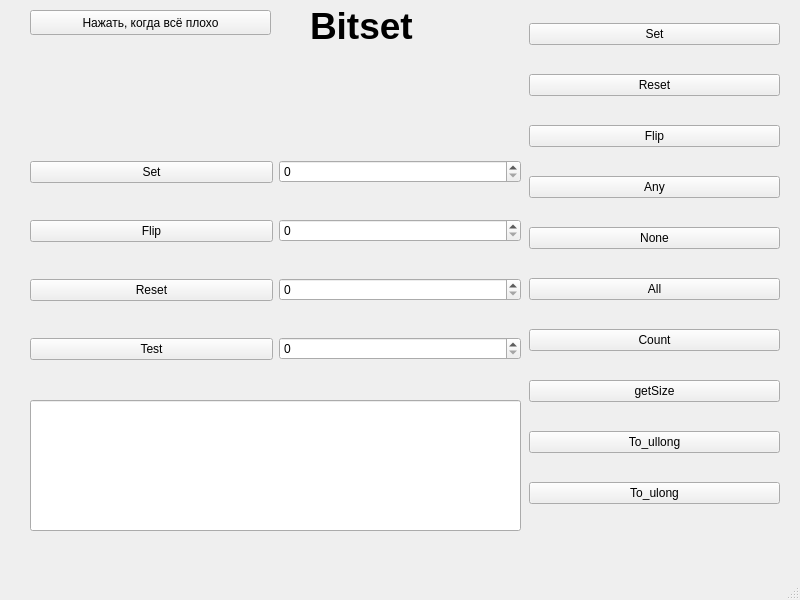
Old version of the form 353504/Сильченко А. А./LabWork_5/Task_3/mainwindow.ui in the repository voovoopeep/Fundamentals-of-algorithmization-and-programming.
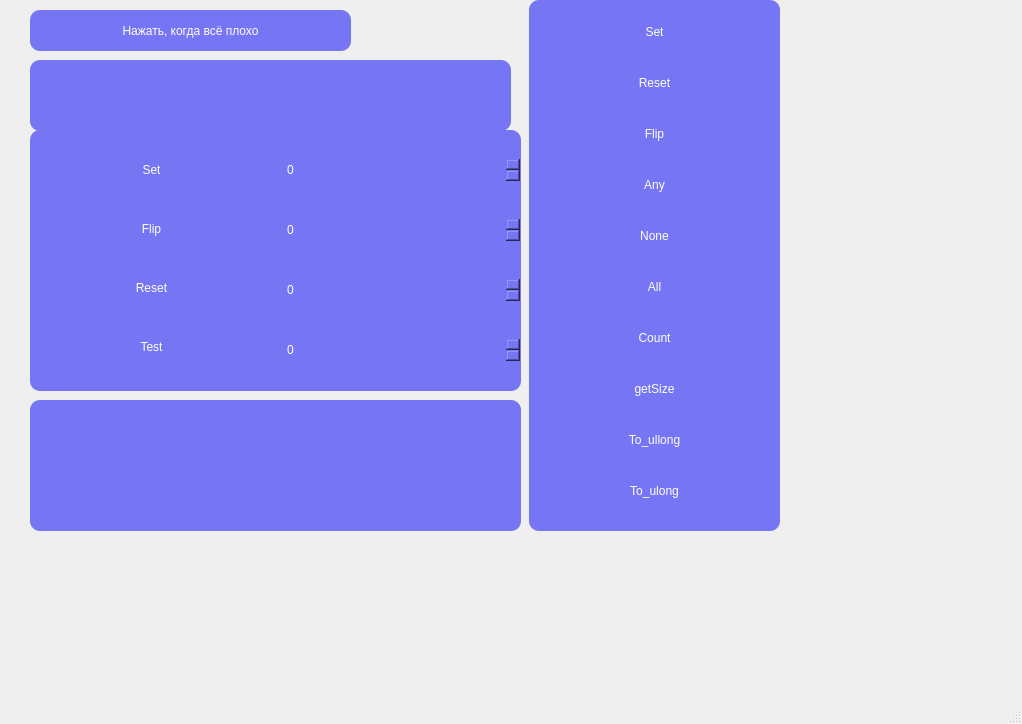
New version of the form.

Patch:
```diff
--- a/353504/Сильченко А. А./LabWork_5/Task_3/mainwindow.ui
+++ b/353504/Сильченко А. А./LabWork_5/Task_3/mainwindow.ui
@@ -6,8 +6,8 @@
    <rect>
     <x>0</x>
     <y>0</y>
-    <width>800</width>
-    <height>600</height>
+    <width>1022</width>
+    <height>724</height>
    </rect>
   </property>
   <property name="windowTitle">
@@ -28,41 +28,39 @@
     </property>
     <property name="font">
      <font>
+      <family>Futura</family>
       <pointsize>16</pointsize>
+      <italic>false</italic>
+      <fontweight>Medium</fontweight>
      </font>
     </property>
+    <property name="styleSheet">
+     <string>background-color: rgb(118, 118, 245);
+color: rgb(255, 255, 255);
+font: 500 16pt &quot;Futura&quot;;
+border-radius: 10px;
+padding: 6px;</string>
+    </property>
     <property name="readOnly">
      <bool>true</bool>
     </property>
    </widget>
-   <widget class="QLabel" name="label">
-    <property name="geometry">
-     <rect>
-      <x>310</x>
-      <y>0</y>
-      <width>121</width>
-      <height>51</height>
-     </rect>
-    </property>
-    <property name="font">
-     <font>
-      <pointsize>28</pointsize>
-      <bold>true</bold>
-     </font>
-    </property>
-    <property name="text">
-     <string>Bitset</string>
-    </property>
-   </widget>
    <widget class="QLabel" name="label_ans">
     <property name="geometry">
      <rect>
-      <x>40</x>
-      <y>110</y>
+      <x>30</x>
+      <y>60</y>
       <width>481</width>
-      <height>20</height>
+      <height>71</height>
      </rect>
     </property>
+    <property name="styleSheet">
+     <string>background-color: rgb(118, 118, 245);
+color: rgb(255, 255, 255);
+font: 500 16pt &quot;Futura&quot;;
+border-radius: 10px;
+padding: 6px;</string>
+    </property>
     <property name="text">
      <string/>
     </property>
@@ -76,9 +74,23 @@
       <height>531</height>
      </rect>
     </property>
+    <property name="styleSheet">
+     <string>background-color: rgb(118, 118, 245);
+color: rgb(255, 255, 255);
+font: 500 16pt &quot;Futura&quot;;
+border-radius: 10px;
+padding: 6px;</string>
+    </property>
     <layout class="QVBoxLayout" name="verticalLayout">
      <item>
       <widget class="QPushButton" name="pushButton_set">
+       <property name="styleSheet">
+        <string notr="true">background-color: rgb(118, 118, 245);
+color: rgb(255, 255, 255);
+font: 500 16pt &quot;Futura&quot;;
+border-radius: 10px;
+padding: 6px;</string>
+       </property>
        <property name="text">
         <string>Set</string>
        </property>
@@ -86,6 +98,13 @@
      </item>
      <item>
       <widget class="QPushButton" name="pushButton_reset">
+       <property name="styleSheet">
+        <string notr="true">background-color: rgb(118, 118, 245);
+color: rgb(255, 255, 255);
+font: 500 16pt &quot;Futura&quot;;
+border-radius: 10px;
+padding: 6px;</string>
+       </property>
        <property name="text">
         <string>Reset</string>
        </property>
@@ -93,6 +112,13 @@
      </item>
      <item>
       <widget class="QPushButton" name="pushButton_flip">
+       <property name="styleSheet">
+        <string notr="true">background-color: rgb(118, 118, 245);
+color: rgb(255, 255, 255);
+font: 500 16pt &quot;Futura&quot;;
+border-radius: 10px;
+padding: 6px;</string>
+       </property>
        <property name="text">
         <string>Flip</string>
        </property>
@@ -100,6 +126,13 @@
      </item>
      <item>
       <widget class="QPushButton" name="pushButton_any">
+       <property name="styleSheet">
+        <string notr="true">background-color: rgb(118, 118, 245);
+color: rgb(255, 255, 255);
+font: 500 16pt &quot;Futura&quot;;
+border-radius: 10px;
+padding: 6px;</string>
+       </property>
        <property name="text">
         <string>Any</string>
        </property>
@@ -107,6 +140,13 @@
      </item>
      <item>
       <widget class="QPushButton" name="pushButton_none">
+       <property name="styleSheet">
+        <string notr="true">background-color: rgb(118, 118, 245);
+color: rgb(255, 255, 255);
+font: 500 16pt &quot;Futura&quot;;
+border-radius: 10px;
+padding: 6px;</string>
+       </property>
        <property name="text">
         <string>None</string>
        </property>
@@ -114,6 +154,13 @@
      </item>
      <item>
       <widget class="QPushButton" name="pushButton_all">
+       <property name="styleSheet">
+        <string notr="true">background-color: rgb(118, 118, 245);
+color: rgb(255, 255, 255);
+font: 500 16pt &quot;Futura&quot;;
+border-radius: 10px;
+padding: 6px;</string>
+       </property>
        <property name="text">
         <string>All</string>
        </property>
@@ -121,6 +168,13 @@
      </item>
      <item>
       <widget class="QPushButton" name="pushButton_count">
+       <property name="styleSheet">
+        <string notr="true">background-color: rgb(118, 118, 245);
+color: rgb(255, 255, 255);
+font: 500 16pt &quot;Futura&quot;;
+border-radius: 10px;
+padding: 6px;</string>
+       </property>
        <property name="text">
         <string>Count</string>
        </property>
@@ -128,6 +182,13 @@
      </item>
      <item>
       <widget class="QPushButton" name="pushButton_getSize">
+       <property name="styleSheet">
+        <string notr="true">background-color: rgb(118, 118, 245);
+color: rgb(255, 255, 255);
+font: 500 16pt &quot;Futura&quot;;
+border-radius: 10px;
+padding: 6px;</string>
+       </property>
        <property name="text">
         <string>getSize</string>
        </property>
@@ -135,6 +196,13 @@
      </item>
      <item>
       <widget class="QPushButton" name="pushButton_ullong">
+       <property name="styleSheet">
+        <string notr="true">background-color: rgb(118, 118, 245);
+color: rgb(255, 255, 255);
+font: 500 16pt &quot;Futura&quot;;
+border-radius: 10px;
+padding: 6px;</string>
+       </property>
        <property name="text">
         <string>To_ullong</string>
        </property>
@@ -142,6 +210,13 @@
      </item>
      <item>
       <widget class="QPushButton" name="pushButton_ulong">
+       <property name="styleSheet">
+        <string notr="true">background-color: rgb(118, 118, 245);
+color: rgb(255, 255, 255);
+font: 500 16pt &quot;Futura&quot;;
+border-radius: 10px;
+padding: 6px;</string>
+       </property>
        <property name="text">
         <string>To_ulong</string>
        </property>
@@ -158,11 +233,25 @@
       <height>261</height>
      </rect>
     </property>
+    <property name="styleSheet">
+     <string>background-color: rgb(118, 118, 245);
+color: rgb(255, 255, 255);
+font: 500 16pt &quot;Futura&quot;;
+border-radius: 10px;
+padding: 6px;</string>
+    </property>
     <layout class="QHBoxLayout" name="horizontalLayout">
      <item>
       <layout class="QVBoxLayout" name="verticalLayout_2">
        <item>
         <widget class="QPushButton" name="pushButton_setArg">
+         <property name="styleSheet">
+          <string notr="true">background-color: rgb(118, 118, 245);
+color: rgb(255, 255, 255);
+font: 500 16pt &quot;Futura&quot;;
+border-radius: 10px;
+padding: 6px;</string>
+         </property>
          <property name="text">
           <string>Set</string>
          </property>
@@ -170,6 +259,13 @@
        </item>
        <item>
         <widget class="QPushButton" name="pushButton_flipArg">
+         <property name="styleSheet">
+          <string>background-color: rgb(118, 118, 245);
+color: rgb(255, 255, 255);
+font: 500 16pt &quot;Futura&quot;;
+border-radius: 10px;
+padding: 6px;</string>
+         </property>
          <property name="text">
           <string>Flip</string>
          </property>
@@ -177,6 +273,13 @@
        </item>
        <item>
         <widget class="QPushButton" name="pushButton_resetArg">
+         <property name="styleSheet">
+          <string>background-color: rgb(118, 118, 245);
+color: rgb(255, 255, 255);
+font: 500 16pt &quot;Futura&quot;;
+border-radius: 10px;
+padding: 6px;</string>
+         </property>
          <property name="text">
           <string>Reset</string>
          </property>
@@ -184,6 +287,13 @@
        </item>
        <item>
         <widget class="QPushButton" name="pushButton_testArg">
+         <property name="styleSheet">
+          <string>background-color: rgb(118, 118, 245);
+color: rgb(255, 255, 255);
+font: 500 16pt &quot;Futura&quot;;
+border-radius: 10px;
+padding: 6px;</string>
+         </property>
          <property name="text">
           <string>Test</string>
          </property>
@@ -195,6 +305,13 @@
       <layout class="QVBoxLayout" name="verticalLayout_3">
        <item>
         <widget class="QSpinBox" name="spinBox_set">
+         <property name="styleSheet">
+          <string notr="true">background-color: rgb(118, 118, 245);
+color: rgb(255, 255, 255);
+font: 500 16pt &quot;Futura&quot;;
+border-radius: 10px;
+padding: 6px;</string>
+         </property>
          <property name="minimum">
           <number>0</number>
          </property>
@@ -205,6 +322,13 @@
        </item>
        <item>
         <widget class="QSpinBox" name="spinBox_flip">
+         <property name="styleSheet">
+          <string>background-color: rgb(118, 118, 245);
+color: rgb(255, 255, 255);
+font: 500 16pt &quot;Futura&quot;;
+border-radius: 10px;
+padding: 6px;</string>
+         </property>
          <property name="minimum">
           <number>0</number>
          </property>
@@ -215,6 +339,13 @@
        </item>
        <item>
         <widget class="QSpinBox" name="spinBox_reset">
+         <property name="styleSheet">
+          <string>background-color: rgb(118, 118, 245);
+color: rgb(255, 255, 255);
+font: 500 16pt &quot;Futura&quot;;
+border-radius: 10px;
+padding: 6px;</string>
+         </property>
          <property name="minimum">
           <number>0</number>
          </property>
@@ -225,6 +356,13 @@
        </item>
        <item>
         <widget class="QSpinBox" name="spinBox_test">
+         <property name="styleSheet">
+          <string>background-color: rgb(118, 118, 245);
+color: rgb(255, 255, 255);
+font: 500 16pt &quot;Futura&quot;;
+border-radius: 10px;
+padding: 6px;</string>
+         </property>
          <property name="minimum">
           <number>0</number>
          </property>
@@ -242,10 +380,17 @@
      <rect>
       <x>30</x>
       <y>10</y>
-      <width>241</width>
-      <height>25</height>
+      <width>321</width>
+      <height>41</height>
      </rect>
     </property>
+    <property name="styleSheet">
+     <string notr="true">background-color: rgb(118, 118, 245);
+color: rgb(255, 255, 255);
+font: 500 16pt &quot;Futura&quot;;
+border-radius: 10px;
+padding: 6px;</string>
+    </property>
     <property name="text">
      <string>Нажать, когда всё плохо</string>
     </property>
@@ -253,12 +398,15 @@
    <widget class="QLabel" name="label_2">
     <property name="geometry">
      <rect>
-      <x>30</x>
-      <y>40</y>
-      <width>751</width>
-      <height>491</height>
+      <x>-10</x>
+      <y>120</y>
+      <width>981</width>
+      <height>501</height>
      </rect>
     </property>
+    <property name="styleSheet">
+     <string notr="true"/>
+    </property>
     <property name="text">
      <string/>
     </property>
```
Left out of the diff: 2 changed lines with no effect on the pictures.
